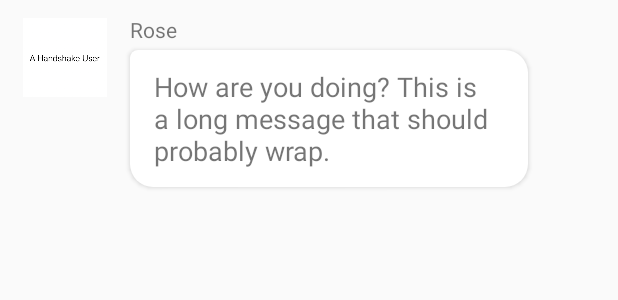
After one commit to HaomeiLiu/Handshake, an Android app: the layout other_message.xml on its own in the app's theme, with its tools: preview values and no code run, on a phone screen of 412 x 824 dp. The commit adds this screen. Shown: the top 300 px of the screen. Run offline under Robolectric (Android 15) with nearby library versions, the phone set to English and light mode, and no system bars.

Commit message:
Chatroom partly finished.

```diff
--- a/app/build.gradle
+++ b/app/build.gradle
@@ -63,6 +63,8 @@ dependencies {
 //    Butterknife simplifies field and method binding for Android views by annotations.
     implementation 'com.jakewharton:butterknife:10.2.0'
     annotationProcessor 'com.jakewharton:butterknife:7.0.1'
+    implementation 'com.scaledrone:scaledrone-java:0.6.0'
+
 
 
 
--- a/app/src/main/java/itp341/liu/haomei/finalprojecthaomeiliu/activity/HomeFragment.java
+++ b/app/src/main/java/itp341/liu/haomei/finalprojecthaomeiliu/activity/HomeFragment.java
@@ -30,6 +30,7 @@ import com.google.firebase.firestore.QuerySnapshot;
 
 import java.util.ArrayList;
 import java.util.List;
+import java.util.UUID;
 
 import itp341.liu.haomei.finalprojecthaomeiliu.R;
 import itp341.liu.haomei.finalprojecthaomeiliu.model.Event;
@@ -163,7 +164,7 @@ public class HomeFragment extends Fragment {
                             for (QueryDocumentSnapshot document : task.getResult()) {
                                 Log.d(TAG, document.getId() + " => " + document.getData());
                                 Event event = document.toObject(Event.class);
-                                event.setId(document.getId());
+                                event.setId(UUID.nameUUIDFromBytes(document.getId().getBytes()).getMostSignificantBits());
                                 events_holder.add(event);
                                 listViewEvent.setAdapter(eventListAdapter);
                             }
--- a/app/src/main/java/itp341/liu/haomei/finalprojecthaomeiliu/controller/ChatRoomController.java
+++ b/app/src/main/java/itp341/liu/haomei/finalprojecthaomeiliu/controller/ChatRoomController.java
@@ -6,7 +6,6 @@ import android.content.Intent;
 import android.view.View;
 import android.widget.AdapterView;
 
-import androidx.annotation.NonNull;
 
 import java.util.ArrayList;
 import java.util.List;
@@ -15,7 +14,7 @@ import cn.jpush.im.android.api.ChatRoomManager;
 import cn.jpush.im.android.api.callback.RequestCallback;
 import cn.jpush.im.android.api.enums.ConversationType;
 import cn.jpush.im.android.api.model.ChatRoomInfo;
-import itp341.liu.haomei.finalprojecthaomeiliu.activity.ChatActivity;
+import itp341.liu.haomei.finalprojecthaomeiliu.activity.im.UserChatActivity;
 import itp341.liu.haomei.finalprojecthaomeiliu.adapter.ChatRoomAdapter;
 import itp341.liu.haomei.finalprojecthaomeiliu.application.JGApplication;
 import itp341.liu.haomei.finalprojecthaomeiliu.util.DialogCreator;
@@ -60,10 +59,11 @@ public class ChatRoomController implements AdapterView.OnItemClickListener{
         Object itemAtPosition = parent.getItemAtPosition(position);
         if (itemAtPosition != null && itemAtPosition instanceof ChatRoomInfo) {
             ChatRoomInfo info = (ChatRoomInfo) itemAtPosition;
-            Intent intent = new Intent(mContext, ChatActivity.class);
+            Intent intent = new Intent(mContext, UserChatActivity.class);
             intent.putExtra(JGApplication.CONV_TYPE, ConversationType.chatroom);
             intent.putExtra("chatRoomId", info.getRoomID());
             intent.putExtra("chatRoomName", info.getName());
+
             mContext.startActivity(intent);
         }
     }
--- a/app/src/main/java/itp341/liu/haomei/finalprojecthaomeiliu/model/Event.java
+++ b/app/src/main/java/itp341/liu/haomei/finalprojecthaomeiliu/model/Event.java
@@ -7,7 +7,7 @@ public class Event implements Serializable {
     private String time;
     private String location;
     private String key;
-    private String id;
+    private long id;
 
     public Event(String title, String time, String location, String key, int participants) {
         this.title = title;
@@ -17,11 +17,11 @@ public class Event implements Serializable {
         this.participants = participants;
     }
 
-    public String getId() {
+    public long getId() {
         return id;
     }
 
-    public void setId(String id) {
+    public void setId(long id) {
         this.id = id;
     }
 
--- /dev/null
+++ b/app/src/main/res/drawable/circle.xml
@@ -0,0 +1,6 @@
+<?xml version="1.0" encoding="utf-8"?>
+<!--This code references https://www.scaledrone.com/blog/android-chat-tutorial/-->
+
+<shape xmlns:android="http://schemas.android.com/apk/res/android" android:shape="oval">
+    <solid android:color="#48b3ff"/>
+</shape>
--- /dev/null
+++ b/app/src/main/res/drawable/other_message.xml
@@ -0,0 +1,8 @@
+<?xml version="1.0" encoding="utf-8"?>
+<!--This code references https://www.scaledrone.com/blog/android-chat-tutorial/-->
+
+<shape xmlns:android="http://schemas.android.com/apk/res/android"
+    android:shape="rectangle">
+    <solid android:color="#fff" />
+    <corners android:topLeftRadius="5dp" android:radius="15dp" />
+</shape>
--- /dev/null
+++ b/app/src/main/res/layout/other_message.xml
@@ -0,0 +1,43 @@
+<?xml version="1.0" encoding="utf-8"?>
+<!--This code references https://www.scaledrone.com/blog/android-chat-tutorial/-->
+
+<RelativeLayout xmlns:android="http://schemas.android.com/apk/res/android"
+    android:layout_width="match_parent"
+    android:layout_height="wrap_content"
+    android:paddingVertical="10dp"
+    android:paddingLeft="15dp"
+    android:paddingRight="60dp"
+    android:clipToPadding="false">
+
+    <ImageView
+        android:id="@+id/other_message_avatar"
+        android:layout_alignParentLeft="true"
+        android:scaleType="centerInside"
+        android:layout_width="56dp"
+        android:layout_height="56dp"
+        android:src="@drawable/user_blank_avatar"/>
+
+    <TextView
+        android:id="@+id/other_massage_name"
+        android:layout_marginLeft="15dp"
+        android:layout_toRightOf="@+id/other_message_avatar"
+        android:layout_alignTop="@+id/other_message_avatar"
+        android:layout_width="wrap_content"
+        android:layout_height="wrap_content"
+        android:paddingBottom="4dp"
+        android:text="Rose"/>
+
+    <TextView
+        android:layout_width="wrap_content"
+        android:layout_height="wrap_content"
+        android:id="@+id/other_message_body"
+        android:layout_below="@+id/other_massage_name"
+        android:layout_alignLeft="@+id/other_massage_name"
+        android:background="@drawable/other_message"
+        android:paddingVertical="12dp"
+        android:paddingHorizontal="16dp"
+        android:elevation="2dp"
+        android:textSize="18dp"
+        android:text="How are you doing? This is a long message that should probably wrap."
+        />
+</RelativeLayout>
```
Also changed, not shown: app/src/main/java/itp341/liu/haomei/finalprojecthaomeiliu/activity/AddEventActivity.java (+1 -6 lines), app/src/main/java/itp341/liu/haomei/finalprojecthaomeiliu/activity/EventActivity.java (+7 -4 lines), app/src/main/java/itp341/liu/haomei/finalprojecthaomeiliu/activity/im/UserChatActivity.java (+84 -7 lines), app/src/main/java/itp341/liu/haomei/finalprojecthaomeiliu/adapter/MessageAdapter.java (added, +116 -0 lines), app/src/main/res/drawable/ic_send_24px.xml (added, +9 -0 lines), app/src/main/res/drawable/my_message.xml (added, +8 -0 lines), app/src/main/res/layout/activity_user_chat.xml (+38 -31 lines), app/src/main/res/layout/my_message.xml (added, +25 -0 lines).
